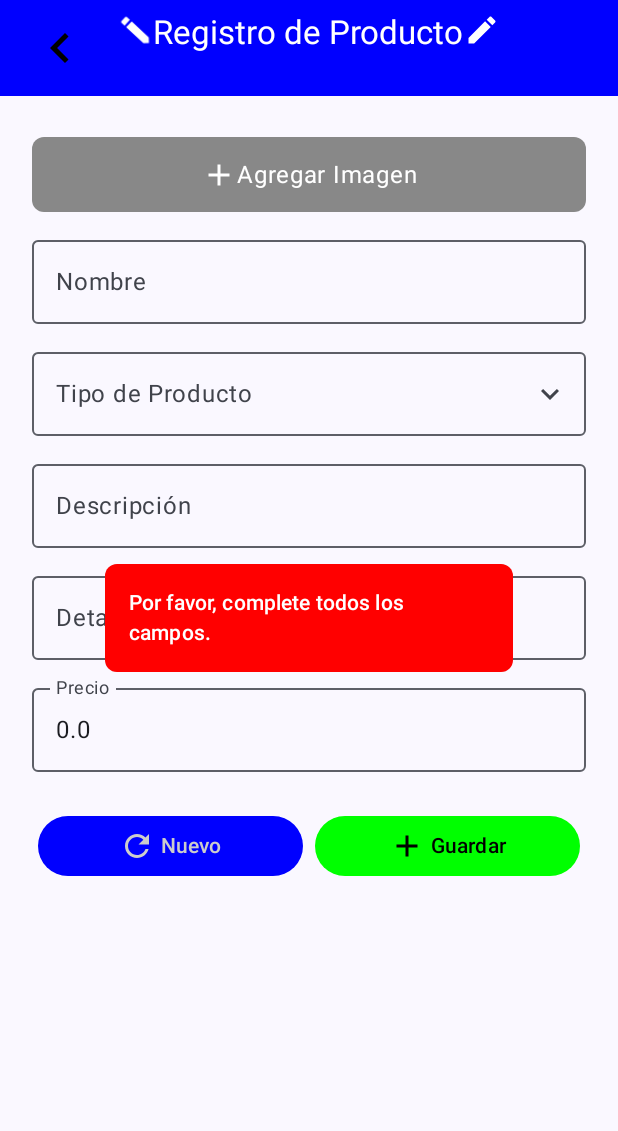
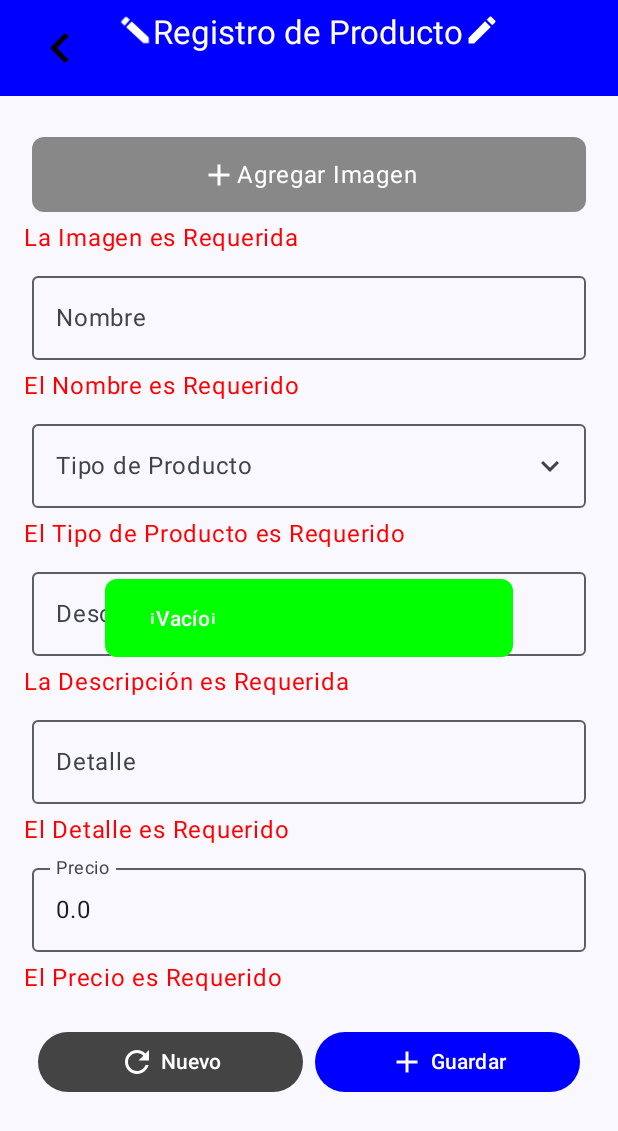
Before and after one commit to LuisMiguel001/BodyBuilderStore, an Android app built with Jetpack Compose: the RegistroProduct screen opened through its navigation route, after a tap on "Guardar", on a phone screen of 412 x 824 dp. Shown: the top 1131 px of the screen. Run offline under Robolectric (Android 15) with nearby library versions, the phone set to English and light mode, and no system bars; our stand-ins replace Dagger/Hilt's generated code, Firebase (no records; nobody signed in at launch, a user with empty details on screens opened directly), Room's generated code; 2 other taps on this screen came first.

Commit message:
Mejorando la validación del registro de producto.

```diff
--- a/app/src/main/java/com/ucne/bodybuilderstore/ui/screens/cartScreen/CartScreen.kt
+++ b/app/src/main/java/com/ucne/bodybuilderstore/ui/screens/cartScreen/CartScreen.kt
@@ -42,6 +42,7 @@ import androidx.compose.ui.Alignment
 import androidx.compose.ui.Modifier
 import androidx.compose.ui.draw.clip
 import androidx.compose.ui.graphics.Color
+import androidx.compose.ui.res.painterResource
 import androidx.compose.ui.text.TextStyle
 import androidx.compose.ui.text.font.FontWeight
 import androidx.compose.ui.unit.dp
@@ -74,7 +75,8 @@ fun CartScreen(
     var isLocationFormVisible by remember { mutableStateOf(false) }
     var isPaymentMethodFormVisible by remember { mutableStateOf(false) }
     val cartLocationId = cartItems.firstOrNull()?.locationId ?: 0
-    val cartLocation = viewModelL.getLocationById(cartLocationId).collectAsState(initial = null).value
+    val cartLocation =
+        viewModelL.getLocationById(cartLocationId).collectAsState(initial = null).value
 
     Column(
         modifier = Modifier
@@ -114,10 +116,15 @@ fun CartScreen(
                 verticalArrangement = Arrangement.Center,
                 horizontalAlignment = Alignment.CenterHorizontally
             ) {
-                Text(
-                    text = "Tu Carrito de BodyBuilder Store está vacío",
-                    style = MaterialTheme.typography.titleSmall
-                )
+                Column {
+                    Image(
+                        painter = painterResource(id = R.drawable.shopping_cart_computer_icons_shopping_centre_png_favpng_1xykjkkx84rxir2vdq2fmshyt),
+                        contentDescription = "Empty Cart")
+                    Text(
+                        text = "Tu Carrito de BodyBuilder Store está vacío",
+                        style = MaterialTheme.typography.titleSmall
+                    )
+                }
             }
         } else {
             LazyColumn {
@@ -239,7 +246,7 @@ fun CartScreen(
 
                     Spacer(modifier = Modifier.height(16.dp))
                     Button(
-                        onClick = {viewModelC.OrderNow()},
+                        onClick = { viewModelC.OrderNow() },
                         modifier = Modifier
                             .fillMaxWidth()
                             .padding(vertical = 16.dp),
--- a/app/src/main/java/com/ucne/bodybuilderstore/ui/screens/cartScreen/funtionsCartScreen/SweetDelete.kt
+++ b/app/src/main/java/com/ucne/bodybuilderstore/ui/screens/cartScreen/funtionsCartScreen/SweetDelete.kt
@@ -135,7 +135,7 @@ fun SwipeToDeleteContainer(
                             color = Color.LightGray
                         )
                     ) {
-                        append("'${removedProductName}'")
+                        append("'${removedProductName}' ")
                     }
                     withStyle(style = SpanStyle(color = Color.Red)) {
                         append("Se Eliminara")
--- a/app/src/main/java/com/ucne/bodybuilderstore/ui/screens/detailProductScreen/detailProduct.kt
+++ b/app/src/main/java/com/ucne/bodybuilderstore/ui/screens/detailProductScreen/detailProduct.kt
@@ -177,15 +177,15 @@ fun ProductDetailsScreen(
                         containerColor = Color.White
                     )
                 ) {
+                    Text(
+                        text = "Descripción:",
+                        style = MaterialTheme.typography.titleMedium,
+                        fontWeight = FontWeight.Bold
+                    )
                     Column(
                         modifier = Modifier
                             .padding(16.dp)
                     ) {
-                        Text(
-                            text = "Descripción:",
-                            style = MaterialTheme.typography.titleMedium,
-                            fontWeight = FontWeight.Bold
-                        )
                         Spacer(modifier = Modifier.height(8.dp))
                         Text(
                             text = producto?.descripcion ?: "",
--- a/app/src/main/java/com/ucne/bodybuilderstore/ui/screens/registroScreen/ProductViewModel.kt
+++ b/app/src/main/java/com/ucne/bodybuilderstore/ui/screens/registroScreen/ProductViewModel.kt
@@ -19,7 +19,6 @@ class ProductViewModel @Inject constructor(
 ) : ViewModel() {
     private val _state = MutableStateFlow(StoreState())
     val state = _state.asStateFlow()
-    val stores: Flow<List<StoreEntity>> = storeRepository.getProducto()
 
     fun getProductosByType(type: String): Flow<List<StoreEntity>> {
         return storeRepository.getProductosByType(type)
@@ -28,35 +27,6 @@ class ProductViewModel @Inject constructor(
     fun getProductoById(id: Int): Flow<StoreEntity?> {
         return storeRepository.getProductoById(id)
     }
-
-    private val _cartItems = MutableStateFlow<List<StoreEntity>>(emptyList())
-/*    val cartItems: StateFlow<List<StoreEntity>> = _cartItems
-
-    fun addToCart(item: StoreEntity) {
-        val updatedCart = _cartItems.value.toMutableList()
-        val existingIndex = updatedCart.indexOfFirst { it.id == item.id }
-
-        _cartItems.value = updatedCart
-    }
-
-    fun removeFromCart(item: StoreEntity) {
-        val updatedCart = _cartItems.value.toMutableList()
-        val existingIndex = updatedCart.indexOfFirst { it.id == item.id }
-
-        _cartItems.value = updatedCart
-    }
-
-    fun markAsFavorite(id: Int) {
-        viewModelScope.launch {
-            storeRepository.markAsFavorite(id)
-        }
-    }
-
-    fun removeFromFavorites(id: Int) {
-        viewModelScope.launch {
-            storeRepository.removeFromFavorites(id)
-        }
-    }*/
 
     fun toggleFavorite(producto: StoreEntity) {
         viewModelScope.launch {
@@ -149,11 +119,31 @@ class ProductViewModel @Inject constructor(
                 val tipo = state.value.store.tipo
                 /*val existencia = state.value.store.existencia*/
 
-                if (nombre.isBlank() || descripcion.isBlank() || detalle.isBlank()
-                    || imagen.isBlank() || precio == 0.0f || descripcion.isBlank()) {
+                val emptyFields = mutableListOf<String>()
+                if (nombre.isBlank()) {
+                    emptyFields.add("Nombre")
+                }
+                if (descripcion.isBlank()) {
+                    emptyFields.add("Descripción")
+                }
+                if (detalle.isBlank()) {
+                    emptyFields.add("Detalle")
+                }
+                if (precio <= 0) {
+                    emptyFields.add("Precio")
+                }
+                if (imagen.isBlank()) {
+                    emptyFields.add("Imagen")
+                }
+                if (tipo.isBlank()) {
+                    emptyFields.add("Tipo")
+                }
+
+                if (emptyFields.isNotEmpty()) {
                     _state.update {
                         it.copy(
-                            error = "Por favor, complete todos los campos."
+                            error = "Llene los campos requeridos: ${emptyFields.joinToString(", ")}",
+                            emptyFields = emptyFields
                         )
                     }
                     return
@@ -183,7 +173,7 @@ class ProductViewModel @Inject constructor(
                         _state.update {
                             it.copy(
                                 isLoading = false,
-                                succesMessage = "Se guardó correctamente"
+                                succesMessage = "Se guardó correctamente✔"
                             )
                         }
                     } catch (e: Exception) {
@@ -198,7 +188,8 @@ class ProductViewModel @Inject constructor(
 
                 _state.update {
                     it.copy(
-                        store = StoreEntity()
+                        store = StoreEntity(),
+                        emptyFields = listOf()
                     )
                 }
             }
@@ -206,9 +197,9 @@ class ProductViewModel @Inject constructor(
             StoreEvent.onNew -> {
                 _state.update {
                     it.copy(
-                        succesMessage = null,
-                        error = null,
+                        succesMessage = "\tℹVacíoℹ",
                         store = StoreEntity(),
+                        emptyFields = listOf()
                     )
                 }
             }
@@ -227,6 +218,7 @@ data class StoreState(
     val error: String? = null,
     val store: StoreEntity = StoreEntity(),
     val succesMessage: String? = null,
+    val emptyFields: List<String> = listOf()
 )
 
 sealed interface StoreEvent {
--- a/app/src/main/java/com/ucne/bodybuilderstore/ui/screens/registroScreen/RegistroProduct.kt
+++ b/app/src/main/java/com/ucne/bodybuilderstore/ui/screens/registroScreen/RegistroProduct.kt
@@ -44,6 +44,7 @@ import androidx.compose.material3.Text
 import androidx.compose.material3.TopAppBar
 import androidx.compose.material3.TopAppBarDefaults
 import androidx.compose.runtime.Composable
+import androidx.compose.runtime.LaunchedEffect
 import androidx.compose.runtime.getValue
 import androidx.compose.runtime.mutableStateOf
 import androidx.compose.runtime.remember
@@ -64,6 +65,7 @@ import androidx.hilt.navigation.compose.hiltViewModel
 import androidx.lifecycle.compose.collectAsStateWithLifecycle
 import coil.compose.rememberImagePainter
 import com.ucne.bodybuilderstore.util.FileUtil
+import kotlinx.coroutines.delay
 
 @SuppressLint("UnusedMaterial3ScaffoldPaddingParameter")
 @OptIn(ExperimentalMaterial3Api::class)
@@ -74,7 +76,7 @@ fun RegistroProduct(
 ) {
     val state by viewModel.state.collectAsStateWithLifecycle()
     val _state = state.store
-
+    val isError = state.error != null || state.emptyFields.isNotEmpty()
     val context = LocalContext.current
     val launcher =
         rememberLauncherForActivityResult(contract = ActivityResultContracts.GetContent()) { uri ->
@@ -94,7 +96,7 @@ fun RegistroProduct(
                     containerColor = Color.Blue
                 ),
                 title = {
-                    Row{
+                    Row {
                         IconButton(
                             onClick = { navigateBack() }
                         ) {
@@ -109,7 +111,9 @@ fun RegistroProduct(
                         Spacer(modifier = Modifier.width(14.dp))
                         Row {
                             Icon(
-                                imageVector = Icons.Default.Create, contentDescription = "add", tint = Color.White,
+                                imageVector = Icons.Default.Create,
+                                contentDescription = "add",
+                                tint = Color.White,
                                 modifier = Modifier.rotate(268f)
                             )
                             Text(
@@ -118,7 +122,11 @@ fun RegistroProduct(
                                 modifier = Modifier
                                     .align(Alignment.CenterVertically)
                             )
-                            Icon(imageVector = Icons.Default.Create, contentDescription = "add", tint = Color.White)
+                            Icon(
+                                imageVector = Icons.Default.Create,
+                                contentDescription = "add",
+                                tint = Color.White
+                            )
                         }
                     }
                 }
@@ -170,6 +178,9 @@ fun RegistroProduct(
                     Text("Agregar Imagen", color = Color.White)
                 }
             }
+            if (state.emptyFields.contains("Imagen")) {
+                Text(text = "La Imagen es Requerida", color = Color.Red)
+            }
 
             OutlinedTextField(
                 value = _state.nombre,
@@ -179,6 +190,9 @@ fun RegistroProduct(
                     .fillMaxWidth()
                     .padding(5.dp)
             )
+            if (state.emptyFields.contains("Nombre")) {
+                Text(text = "El Nombre es Requerido", color = Color.Red)
+            }
 
             Column {
                 OutlinedTextField(
@@ -200,7 +214,6 @@ fun RegistroProduct(
                         )
                     }
                 )
-
                 DropdownMenu(
                     expanded = expanded,
                     onDismissRequest = { expanded = false },
@@ -220,6 +233,9 @@ fun RegistroProduct(
                     }
                 }
             }
+            if (state.emptyFields.contains("Tipo")) {
+                Text(text = "El Tipo de Producto es Requerido", color = Color.Red)
+            }
 
             OutlinedTextField(
                 value = _state.descripcion,
@@ -229,6 +245,9 @@ fun RegistroProduct(
                     .fillMaxWidth()
                     .padding(5.dp)
             )
+            if (state.emptyFields.contains("Descripción")) {
+                Text(text = "La Descripción es Requerida", color = Color.Red)
+            }
 
             OutlinedTextField(
                 value = _state.detalle,
@@ -238,6 +257,9 @@ fun RegistroProduct(
                     .fillMaxWidth()
                     .padding(5.dp)
             )
+            if (state.emptyFields.contains("Detalle")) {
+                Text(text = "El Detalle es Requerido", color = Color.Red)
+            }
 
             /*OutlinedTextField(
                 value = _state.existencia.toString(),
@@ -264,6 +286,16 @@ fun RegistroProduct(
                     imeAction = androidx.compose.ui.text.input.ImeAction.Next
                 )
             )
+            if (state.emptyFields.contains("Precio")) {
+                Text(text = "El Precio es Requerido", color = Color.Red)
+            }
+
+            /*val errorMessages = state.error
+            if (!errorMessages.isNullOrEmpty()) {
+                errorMessages.split(" \n").forEach { error ->
+                    Text(text = error, color = Color.Red)
+                }
+            }*/
 
             Row(
                 modifier = Modifier
@@ -279,8 +311,8 @@ fun RegistroProduct(
                         .weight(1f)
                         .padding(4.dp),
                     colors = ButtonDefaults.buttonColors(
-                        containerColor = Color.Blue,
-                        contentColor = Color.LightGray
+                        containerColor = Color.DarkGray,
+                        contentColor = Color.White
                     )
                 ) {
                     Row(
@@ -301,8 +333,8 @@ fun RegistroProduct(
                         .weight(1f)
                         .padding(4.dp),
                     colors = ButtonDefaults.buttonColors(
-                        containerColor = Color.Green,
-                        contentColor = Color.Black
+                        containerColor = Color.Blue,
+                        contentColor = Color.White
                     )
                 ) {
                     Row(
@@ -319,18 +351,26 @@ fun RegistroProduct(
         state.succesMessage?.let {
             MessageCard(message = it, color = Color.Green)
         }
-
-        state.error?.let {
+        /*state.error?.let {
             MessageCard(message = it, color = Color.Red)
-        }
+        }*/
     }
 }
 
 @Composable
 fun MessageCard(
     message: String,
-    color: Color
+    color: Color,
+    durationMillis: Long = 3000
 ) {
+    var showMessage by remember { mutableStateOf(true) }
+
+    LaunchedEffect(Unit) {
+        delay(durationMillis)
+        showMessage = false
+    }
+
+    if (showMessage) {
         Box(
             modifier = Modifier
                 .fillMaxSize()
@@ -357,3 +397,4 @@ fun MessageCard(
             }
         }
     }
+}
```
Also changed, not shown: app/src/main/res/drawable/shopping_cart_computer_icons_shopping_centre_png_favpng_1xykjkkx84rxir2vdq2fmshyt.jpg (added). Lines whose indentation alone changed are shown as unchanged.
